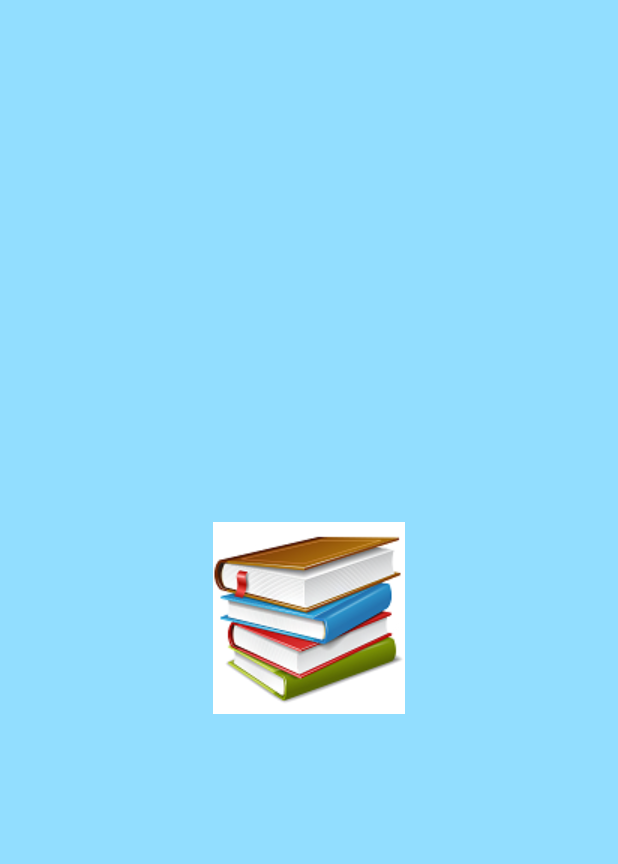
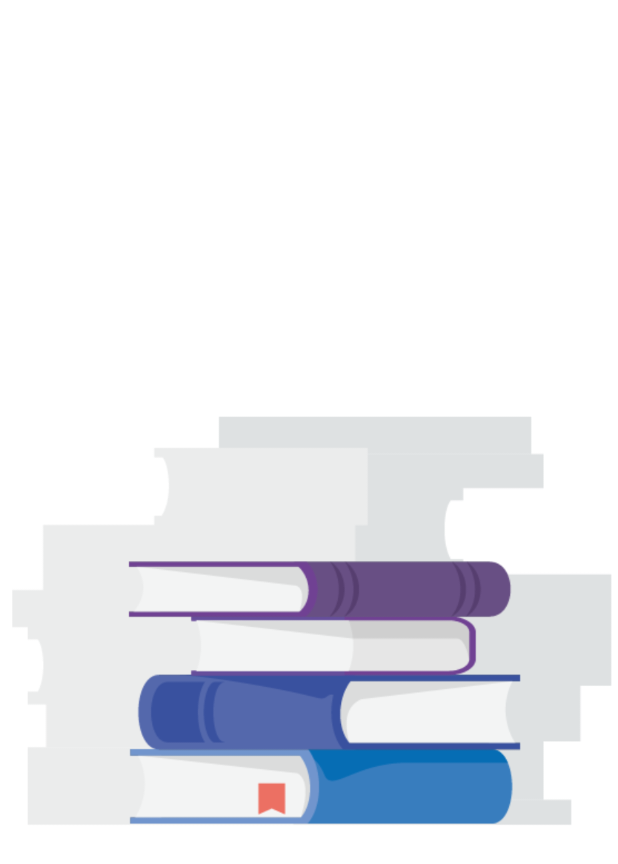
Before and after one commit to mknishad/i-library, an Android app: the SplashScreen screen opened directly, with no data from a screen before it, on a phone screen of 412 x 824 dp. Shown: the top 864 px of the screen. Run offline under Robolectric (Android 15) with nearby library versions, the phone set to English and light mode, and no system bars.

Commit message:
change splash screen image

```diff
--- a/app/src/main/res/layout/splash_screen.xml
+++ b/app/src/main/res/layout/splash_screen.xml
@@ -1,13 +1,13 @@
 <?xml version="1.0" encoding="utf-8"?>
 <RelativeLayout xmlns:android="http://schemas.android.com/apk/res/android"
-    android:background="@color/colorAppMain"
+    android:background="@color/colorWhite"
     android:layout_width="match_parent"
     android:layout_height="match_parent">
 
     <ImageView android:id="@+id/splashScreen"
         android:layout_width="wrap_content"
         android:layout_height="wrap_content"
-        android:src="@drawable/splash"
+        android:src="@drawable/splash2"
         android:layout_centerVertical="true"
         android:layout_centerHorizontal="true" />
 
```
Also changed, not shown: app/src/main/res/drawable/splash2.png (added).
